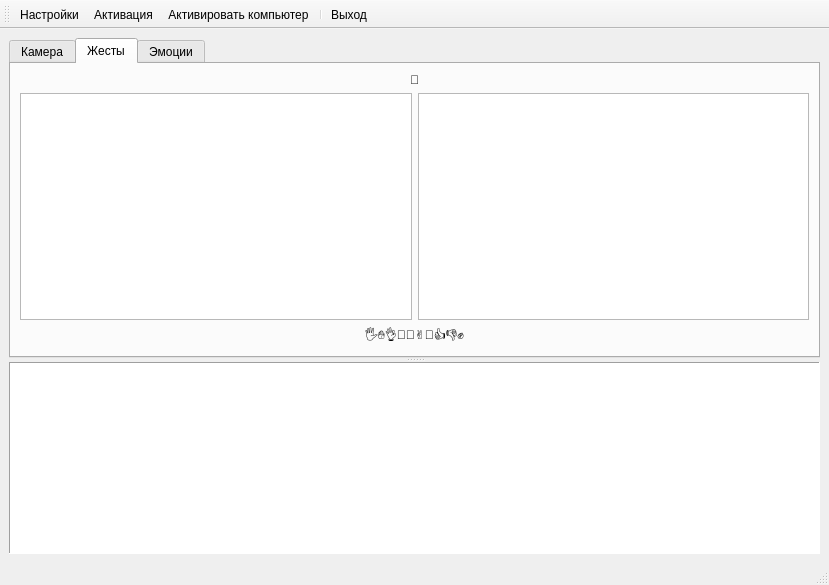
This is qrobot/main_window.ui in mashka-kashka/robot as Qt 5 draws it before an edit. The edited form follows.
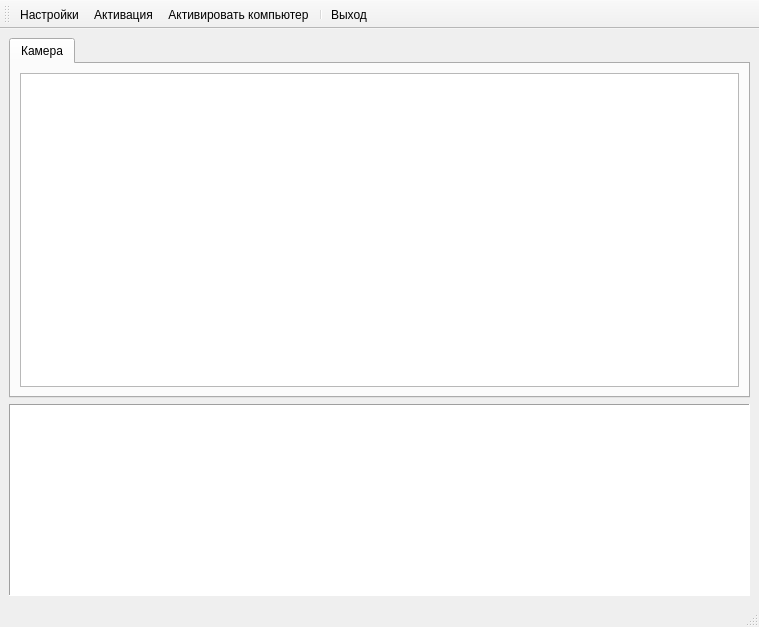
This is the edited form. Icons and pictures are not drawn.

Patch:
```diff
--- a/qrobot/main_window.ui
+++ b/qrobot/main_window.ui
@@ -6,8 +6,8 @@
    <rect>
     <x>0</x>
     <y>0</y>
-    <width>829</width>
-    <height>585</height>
+    <width>759</width>
+    <height>627</height>
    </rect>
   </property>
   <property name="windowTitle">
@@ -21,47 +21,25 @@
    <enum>Qt::ToolButtonIconOnly</enum>
   </property>
   <widget class="QWidget" name="centralwidget">
-   <layout class="QGridLayout" name="gridLayout_2">
+   <layout class="QGridLayout" name="gridLayout">
     <item row="0" column="0">
-     <widget class="QSplitter" name="splitter">
+     <widget class="QTabWidget" name="tabWidget">
       <property name="sizePolicy">
-       <sizepolicy hsizetype="Preferred" vsizetype="Expanding">
-        <horstretch>0</horstretch>
+       <sizepolicy hsizetype="Expanding" vsizetype="Expanding">
+        <horstretch>1</horstretch>
         <verstretch>1</verstretch>
        </sizepolicy>
       </property>
       <property name="minimumSize">
        <size>
-        <width>200</width>
-        <height>300</height>
-       </size>
-      </property>
-      <property name="baseSize">
-       <size>
-        <width>1</width>
-        <height>1</height>
-       </size>
-      </property>
-      <property name="orientation">
-       <enum>Qt::Vertical</enum>
-      </property>
-      <widget class="QTabWidget" name="tabWidget">
-       <property name="minimumSize">
-        <size>
          <width>0</width>
          <height>320</height>
         </size>
        </property>
        <property name="currentIndex">
-        <number>1</number>
+       <number>0</number>
        </property>
        <widget class="QWidget" name="tabCamera">
-        <property name="maximumSize">
-         <size>
-          <width>807</width>
-          <height>290</height>
-         </size>
-        </property>
         <attribute name="icon">
          <iconset>
           <normaloff>icons/eye.png</normaloff>icons/eye.png</iconset>
@@ -75,71 +53,9 @@
          </item>
         </layout>
        </widget>
-       <widget class="QWidget" name="tabGestures">
-        <attribute name="icon">
-         <iconset>
-          <normaloff>icons/hand.png</normaloff>icons/hand.png</iconset>
-        </attribute>
-        <attribute name="title">
-         <string>Жесты</string>
-        </attribute>
-        <layout class="QGridLayout" name="gridLayout_4">
-         <item row="0" column="0">
-          <layout class="QGridLayout" name="gridLayout" columnstretch="1,1">
-           <property name="sizeConstraint">
-            <enum>QLayout::SetMaximumSize</enum>
-           </property>
-           <item row="1" column="1">
-            <widget class="QGraphicsView" name="gv_right_hand"/>
+     </widget>
            </item>
            <item row="1" column="0">
-            <widget class="QGraphicsView" name="gv_left_hand"/>
-           </item>
-           <item row="0" column="0" colspan="2">
-            <widget class="QLabel" name="label_2">
-             <property name="styleSheet">
-              <string notr="true">font: 20pt &quot;Noto Color Emoji&quot;;</string>
-             </property>
-             <property name="text">
-              <string>🫶</string>
-             </property>
-             <property name="alignment">
-              <set>Qt::AlignCenter</set>
-             </property>
-            </widget>
-           </item>
-           <item row="2" column="0" colspan="2">
-            <widget class="QLabel" name="label">
-             <property name="styleSheet">
-              <string notr="true">font: 20pt &quot;Noto Color Emoji&quot;;</string>
-             </property>
-             <property name="text">
-              <string>🖐✋👌🤌🤏✌🤟👍👎✊</string>
-             </property>
-             <property name="alignment">
-              <set>Qt::AlignCenter</set>
-             </property>
-            </widget>
-           </item>
-          </layout>
-         </item>
-        </layout>
-       </widget>
-       <widget class="QWidget" name="tabEmotions">
-        <attribute name="icon">
-         <iconset>
-          <normaloff>icons/smile.png</normaloff>icons/smile.png</iconset>
-        </attribute>
-        <attribute name="title">
-         <string>Эмоции</string>
-        </attribute>
-        <layout class="QGridLayout" name="gridLayout_5">
-         <item row="0" column="0">
-          <widget class="QGraphicsView" name="gv_face"/>
-         </item>
-        </layout>
-       </widget>
-      </widget>
       <widget class="QTextEdit" name="teLog">
        <property name="frameShape">
         <enum>QFrame::Panel</enum>
@@ -147,7 +63,6 @@
        <property name="readOnly">
         <bool>true</bool>
        </property>
-      </widget>
      </widget>
     </item>
    </layout>
```
Lines whose indentation alone changed are shown as unchanged.
